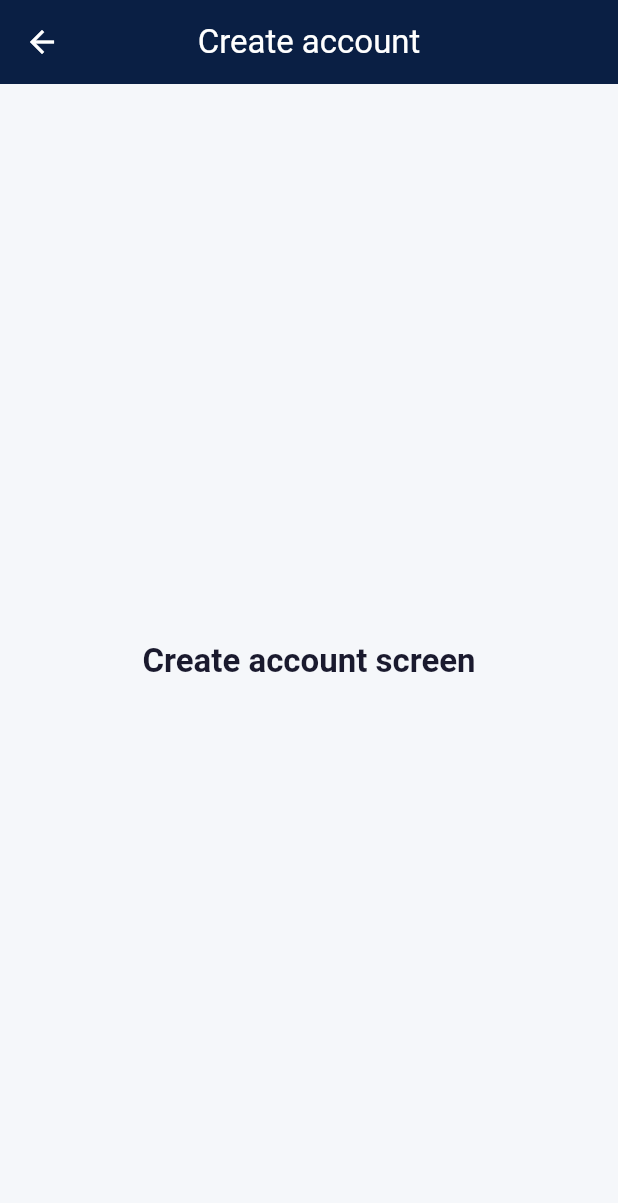
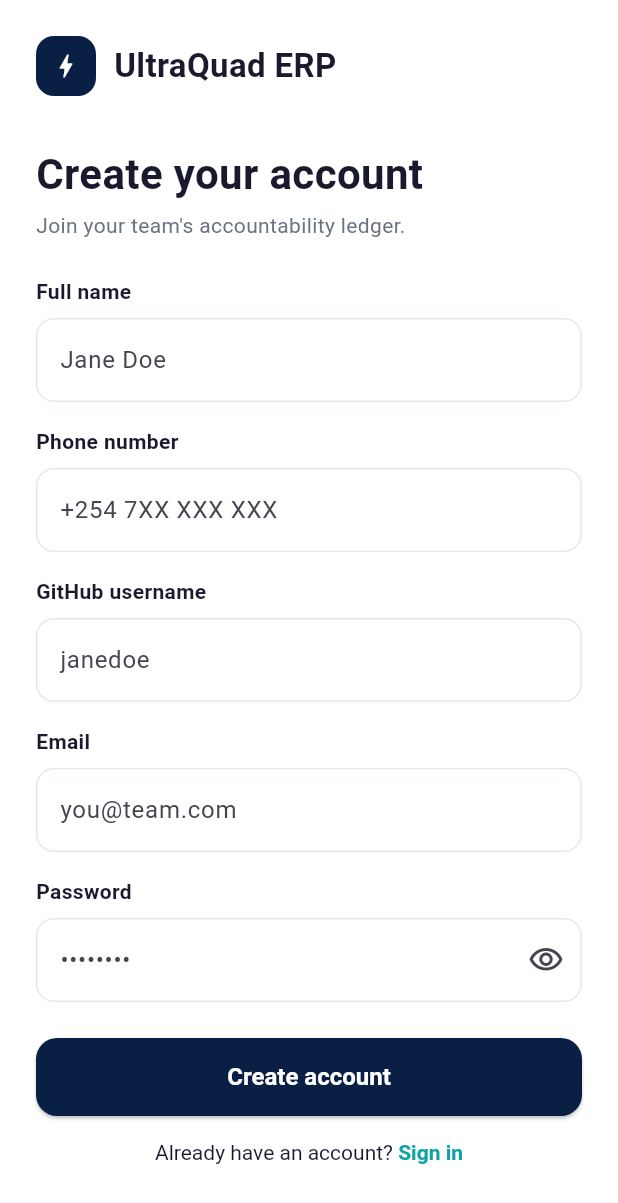
Before and after one commit to jeth-consultant/ultraquad-erp-frontend, a Flutter app: the screen it shows after launch, after a tap on "Create account", on a phone screen of 412 x 824 dp. Shown: the top 1203 px of the screen. Run offline on Flutter 3.47's test engine with Material 3 defaults, Android fonts, the phone set to English and light mode, and no system bars; our stand-ins replace dio, flutter_dotenv, flutter_riverpod, flutter_secure_storage.

Commit message:
Add registration screen with POST /auth/register and success toast
RegisterScreen collects name, phone, GitHub username, email, and
password, then submits via AuthNotifier.signup. Shows a SnackBar toast
on success/failure and is wired up from the welcome screen's "Create
account" button.

```diff
--- a/lib/features/auth/providers/auth_provider.dart
+++ b/lib/features/auth/providers/auth_provider.dart
@@ -1,6 +1,7 @@
 import 'package:flutter_riverpod/flutter_riverpod.dart';
 
 import '../../../core/api/api_client.dart';
+import '../../../core/api/api_endpoints.dart';
 import '../../../core/api/token_storage.dart';
 
 enum AuthStatus { unknown, authenticated, unauthenticated }
@@ -62,10 +63,24 @@ class AuthNotifier extends StateNotifier<AuthState> {
 
   Future<void> signup({
     required String fullName,
+    required String phone,
     required String email,
     required String password,
+    required String githubUsername,
   }) async {
-    // TODO: call ApiEndpoints.signup via _apiClient.
+    await _apiClient.guard(
+      () => _apiClient.dio.post(
+        ApiEndpoints.register,
+        data: {
+          'name': fullName,
+          'phone': phone,
+          'email': email,
+          'password': password,
+          'github_username': githubUsername,
+        },
+      ),
+      (data) => data,
+    );
   }
 
   Future<void> forgotPassword({required String email}) async {
--- /dev/null
+++ b/lib/features/auth/register_screen.dart
@@ -0,0 +1,239 @@
+import 'package:flutter/gestures.dart';
+import 'package:flutter/material.dart';
+import 'package:flutter_riverpod/flutter_riverpod.dart';
+
+import '../../core/api/api_exception.dart';
+import '../../core/theme/app_colors.dart';
+import '../../core/theme/app_text_styles.dart';
+import 'providers/auth_provider.dart';
+
+/// Registration form: posts a new account to /auth/register and shows a
+/// toast on success.
+class RegisterScreen extends ConsumerStatefulWidget {
+  const RegisterScreen({super.key});
+
+  @override
+  ConsumerState<RegisterScreen> createState() => _RegisterScreenState();
+}
+
+class _RegisterScreenState extends ConsumerState<RegisterScreen> {
+  final _formKey = GlobalKey<FormState>();
+  final _nameController = TextEditingController();
+  final _phoneController = TextEditingController();
+  final _githubController = TextEditingController();
+  final _emailController = TextEditingController();
+  final _passwordController = TextEditingController();
+
+  bool _isSubmitting = false;
+  bool _obscurePassword = true;
+
+  @override
+  void dispose() {
+    _nameController.dispose();
+    _phoneController.dispose();
+    _githubController.dispose();
+    _emailController.dispose();
+    _passwordController.dispose();
+    super.dispose();
+  }
+
+  Future<void> _submit() async {
+    if (!_formKey.currentState!.validate()) return;
+
+    setState(() => _isSubmitting = true);
+    try {
+      await ref.read(authProvider.notifier).signup(
+            fullName: _nameController.text.trim(),
+            phone: _phoneController.text.trim(),
+            email: _emailController.text.trim(),
+            password: _passwordController.text,
+            githubUsername: _githubController.text.trim(),
+          );
+
+      if (!mounted) return;
+      ScaffoldMessenger.of(context).showSnackBar(
+        SnackBar(
+          content: const Text('Account created successfully!'),
+          backgroundColor: AppColors.green,
+          behavior: SnackBarBehavior.floating,
+        ),
+      );
+      Navigator.of(context).pop();
+    } on ApiException catch (e) {
+      if (!mounted) return;
+      ScaffoldMessenger.of(context).showSnackBar(
+        SnackBar(
+          content: Text(e.message),
+          backgroundColor: AppColors.red,
+          behavior: SnackBarBehavior.floating,
+        ),
+      );
+    } finally {
+      if (mounted) setState(() => _isSubmitting = false);
+    }
+  }
+
+  @override
+  Widget build(BuildContext context) {
+    return Scaffold(
+      backgroundColor: AppColors.surface,
+      body: SafeArea(
+        child: SingleChildScrollView(
+          padding: const EdgeInsets.all(24),
+          child: Form(
+            key: _formKey,
+            child: Column(
+              crossAxisAlignment: CrossAxisAlignment.start,
+              children: [
+                _Brand(),
+                const SizedBox(height: 32),
+                Text('Create your account', style: AppTextStyles.heading1),
+                const SizedBox(height: 4),
+                Text(
+                  "Join your team's accountability ledger.",
+                  style: AppTextStyles.body.copyWith(color: AppColors.textSecondary),
+                ),
+                const SizedBox(height: 24),
+                _FieldLabel('Full name'),
+                TextFormField(
+                  controller: _nameController,
+                  decoration: const InputDecoration(hintText: 'Jane Doe'),
+                  textInputAction: TextInputAction.next,
+                  validator: (value) =>
+                      (value == null || value.trim().isEmpty) ? 'Full name is required' : null,
+                ),
+                const SizedBox(height: 16),
+                _FieldLabel('Phone number'),
+                TextFormField(
+                  controller: _phoneController,
+                  decoration: const InputDecoration(hintText: '+254 7XX XXX XXX'),
+                  keyboardType: TextInputType.phone,
+                  textInputAction: TextInputAction.next,
+                  validator: (value) =>
+                      (value == null || value.trim().isEmpty) ? 'Phone number is required' : null,
+                ),
+                const SizedBox(height: 16),
+                _FieldLabel('GitHub username'),
+                TextFormField(
+                  controller: _githubController,
+                  decoration: const InputDecoration(hintText: 'janedoe'),
+                  textInputAction: TextInputAction.next,
+                  validator: (value) =>
+                      (value == null || value.trim().isEmpty) ? 'GitHub username is required' : null,
+                ),
+                const SizedBox(height: 16),
+                _FieldLabel('Email'),
+                TextFormField(
+                  controller: _emailController,
+                  decoration: const InputDecoration(hintText: 'you@team.com'),
+                  keyboardType: TextInputType.emailAddress,
+                  textInputAction: TextInputAction.next,
+                  validator: (value) {
+                    if (value == null || value.trim().isEmpty) return 'Email is required';
+                    if (!value.contains('@')) return 'Enter a valid email';
+                    return null;
+                  },
+                ),
+                const SizedBox(height: 16),
+                _FieldLabel('Password'),
+                TextFormField(
+                  controller: _passwordController,
+                  obscureText: _obscurePassword,
+                  decoration: InputDecoration(
+                    hintText: '••••••••',
+                    suffixIcon: IconButton(
+                      icon: Icon(_obscurePassword ? Icons.visibility_outlined : Icons.visibility_off_outlined),
+                      onPressed: () => setState(() => _obscurePassword = !_obscurePassword),
+                    ),
+                  ),
+                  textInputAction: TextInputAction.done,
+                  validator: (value) {
+                    if (value == null || value.isEmpty) return 'Password is required';
+                    if (value.length < 8) return 'Password must be at least 8 characters';
+                    return null;
+                  },
+                ),
+                const SizedBox(height: 24),
+                SizedBox(
+                  width: double.infinity,
+                  height: 52,
+                  child: ElevatedButton(
+                    style: ElevatedButton.styleFrom(
+                      backgroundColor: AppColors.navy,
+                      foregroundColor: Colors.white,
+                      shape: RoundedRectangleBorder(
+                        borderRadius: BorderRadius.circular(14),
+                      ),
+                    ),
+                    onPressed: _isSubmitting ? null : _submit,
+                    child: _isSubmitting
+                        ? const SizedBox(
+                            width: 20,
+                            height: 20,
+                            child: CircularProgressIndicator(strokeWidth: 2, color: Colors.white),
+                          )
+                        : const Text('Create account', style: AppTextStyles.button),
+                  ),
+                ),
+                const SizedBox(height: 16),
+                Center(
+                  child: RichText(
+                    text: TextSpan(
+                      style: AppTextStyles.body,
+                      children: [
+                        const TextSpan(text: 'Already have an account? '),
+                        TextSpan(
+                          text: 'Sign in',
+                          style: const TextStyle(color: AppColors.teal, fontWeight: FontWeight.bold),
+                          recognizer: TapGestureRecognizer()
+                            ..onTap = () => Navigator.of(context).pop(),
+                        ),
+                      ],
+                    ),
+                  ),
+                ),
+              ],
+            ),
+          ),
+        ),
+      ),
+    );
+  }
+}
+
+class _FieldLabel extends StatelessWidget {
+  const _FieldLabel(this.label);
+
+  final String label;
+
+  @override
+  Widget build(BuildContext context) {
+    return Padding(
+      padding: const EdgeInsets.only(bottom: 8),
+      child: Text(label, style: AppTextStyles.body.copyWith(fontWeight: FontWeight.w600)),
+    );
+  }
+}
+
+class _Brand extends StatelessWidget {
+  const _Brand();
+
+  @override
+  Widget build(BuildContext context) {
+    return Row(
+      children: [
+        Container(
+          width: 40,
+          height: 40,
+          decoration: BoxDecoration(
+            color: AppColors.navy,
+            borderRadius: BorderRadius.circular(12),
+          ),
+          child: const Icon(Icons.bolt, color: Colors.white, size: 20),
+        ),
+        const SizedBox(width: 12),
+        Text('UltraQuad ERP', style: AppTextStyles.heading2),
+      ],
+    );
+  }
+}
--- a/lib/features/auth/welcome_screen.dart
+++ b/lib/features/auth/welcome_screen.dart
@@ -4,6 +4,7 @@ import 'package:flutter/material.dart';
 import '../../core/theme/app_colors.dart';
 import '../../core/theme/app_text_styles.dart';
 import '../../core/widgets/placeholder_screen.dart';
+import 'register_screen.dart';
 
 /// First screen shown to a signed-out user: branding, tagline, feature
 /// highlights, and entry points to create an account or sign in.
@@ -55,7 +56,7 @@ class WelcomeScreen extends StatelessWidget {
                   onPressed: () {
                     Navigator.of(context).push(
                       MaterialPageRoute(
-                        builder: (_) => const PlaceholderScreen(title: 'Create account'),
+                        builder: (_) => const RegisterScreen(),
                       ),
                     );
                   },
```
